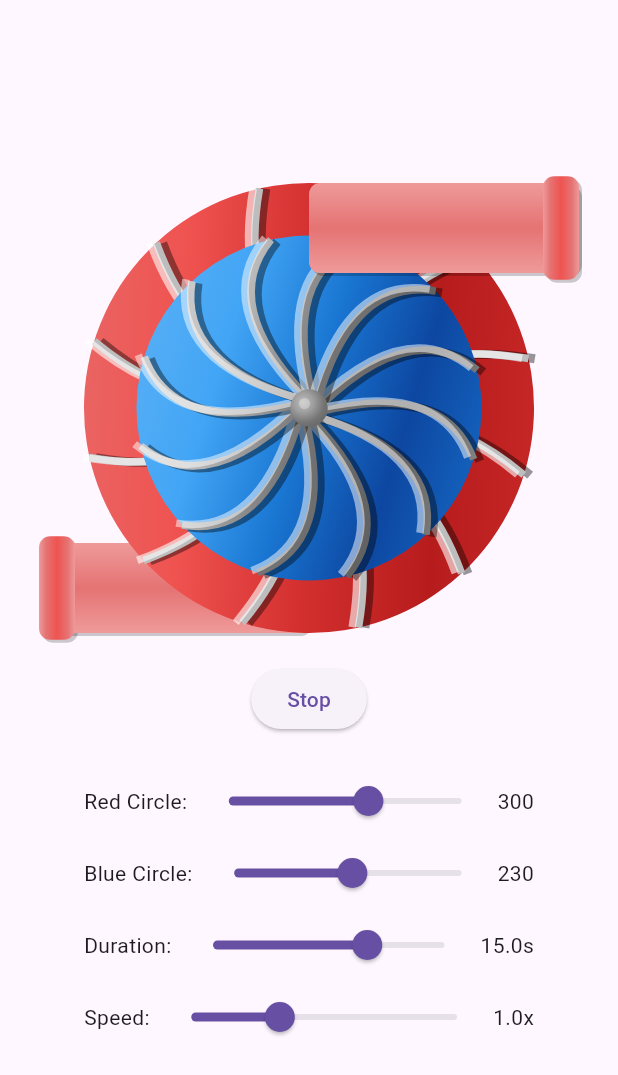
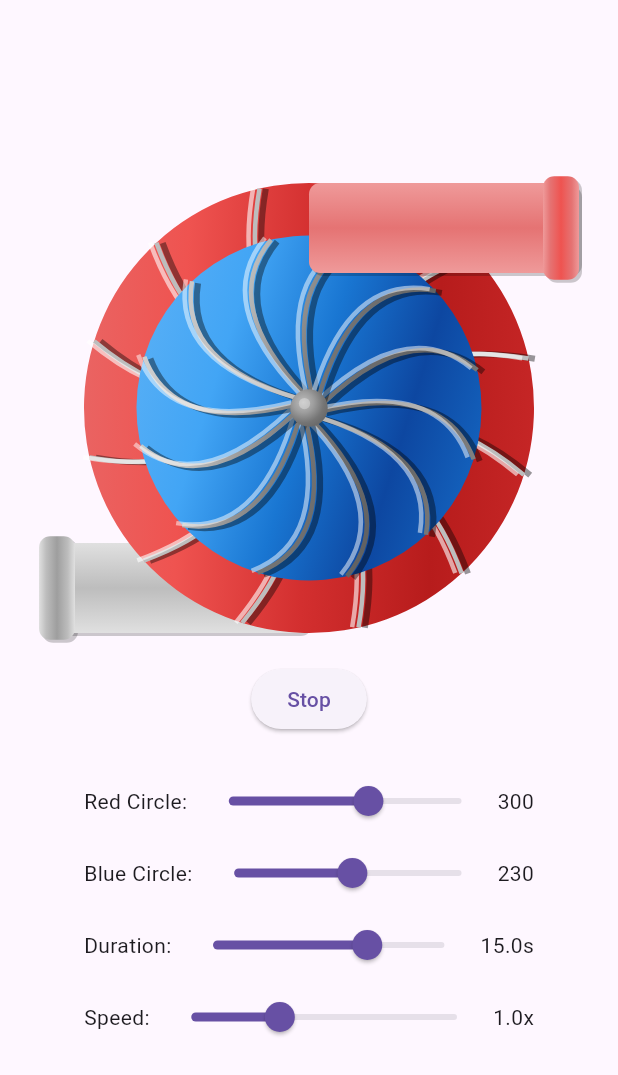
Before and after one commit to Aoli/custom_painter_tct, a Flutter app: the screen it shows after launch, after a tap on "Spin", on a phone screen of 412 x 824 dp. Shown: the top 1075 px of the screen. Run offline on Flutter 3.47's test engine with Material 3 defaults, Android fonts, the phone set to English and light mode, and no system bars.

Commit message:
Refactor paint properties in HollowCirclePainter, BlueBladePainter, and PipePainter for improved aesthetics and consistency

```diff
--- a/lib/custom_painter_test.dart
+++ b/lib/custom_painter_test.dart
@@ -59,17 +59,17 @@ class HollowCirclePainter extends CustomPainter {
     final shadowPaint = Paint()
       ..color = Colors.black.withOpacity(0.4)
       ..style = PaintingStyle.stroke
-      ..strokeWidth = 6;
+      ..strokeWidth = 4; // Reduced from 6
 
     final highlightPaint = Paint()
       ..color = Colors.white.withOpacity(0.6)
       ..style = PaintingStyle.stroke
-      ..strokeWidth = 5;
+      ..strokeWidth = 3; // Reduced from 5
 
     final mainStripPaint = Paint()
       ..color = Colors.grey.shade400
       ..style = PaintingStyle.stroke
-      ..strokeWidth = 5;
+      ..strokeWidth = 3; // Reduced from 5
 
     const numberOfStrips = 360 ~/ 30; // Every 30 degrees
     const curveOffset = 0.6; // Reduced from 0.8 for flatter curve
@@ -186,12 +186,12 @@ class BlueBladePainter extends CustomPainter {
     final shadowPaint = Paint()
       ..color = Colors.black.withOpacity(0.4)
       ..style = PaintingStyle.stroke
-      ..strokeWidth = 6;
+      ..strokeWidth = 4; // Reduced from 6
 
     final highlightPaint = Paint()
       ..color = Colors.white.withOpacity(0.5) // Increased opacity
       ..style = PaintingStyle.stroke
-      ..strokeWidth = 5;
+      ..strokeWidth = 3; // Reduced from 5
 
     // Updated metallic strip paint
     final metalStripGradient = LinearGradient(
@@ -211,7 +211,7 @@ class BlueBladePainter extends CustomPainter {
       ..shader = metalStripGradient
           .createShader(Rect.fromCircle(center: center, radius: radius))
       ..style = PaintingStyle.stroke
-      ..strokeWidth = 5;
+      ..strokeWidth = 3; // Reduced from 5
 
     const numberOfStrips = 360 ~/ 30;
     const curveOffset = 0.8; // Increased from 0.6 for more curve
@@ -308,7 +308,13 @@ class PipePainter extends CustomPainter {
       begin: Alignment.topCenter,
       end: Alignment.bottomCenter,
       stops: const [0.0, 0.5, 1.0],
-      colors: [
+      colors: isLeftPipe
+          ? [
+              Colors.grey.shade300, // Lighter gray top
+              Colors.grey.shade400, // Gray middle
+              Colors.grey.shade300, // Lighter gray bottom
+            ]
+          : [
               Colors.red.shade200, // Lighter pale red top
               Colors.red.shade300, // Pale red middle
               Colors.red.shade200, // Lighter pale red bottom
@@ -320,7 +326,15 @@ class PipePainter extends CustomPainter {
       begin: Alignment.centerLeft,
       end: Alignment.centerRight,
       stops: const [0.0, 0.2, 0.5, 0.8, 1.0],
-      colors: [
+      colors: isLeftPipe
+          ? [
+              Colors.grey.shade300, // Light edge
+              Colors.grey.shade400, // Light shadow
+              Colors.grey.shade500, // Middle
+              Colors.grey.shade400, // Light shadow
+              Colors.grey.shade300, // Light edge
+            ]
+          : [
               Colors.red.shade200, // Pale edge
               Colors.red.shade300, // Pale shadow
               Colors.red.shade400, // Pale middle
```
Lines whose indentation alone changed are shown as unchanged.
